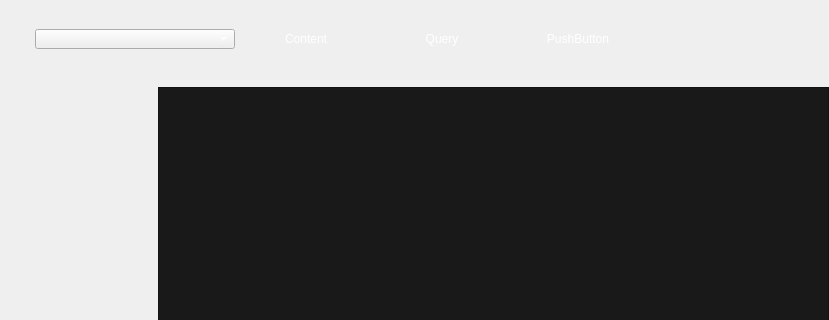
The window that app/views/MainLayout.ui (snorlax95/Goofy-SQL) describes before a commit, drawn with Qt 5; both pictures show x 0 to 829 and y 0 to 320 of the 829 by 601 pixel window.
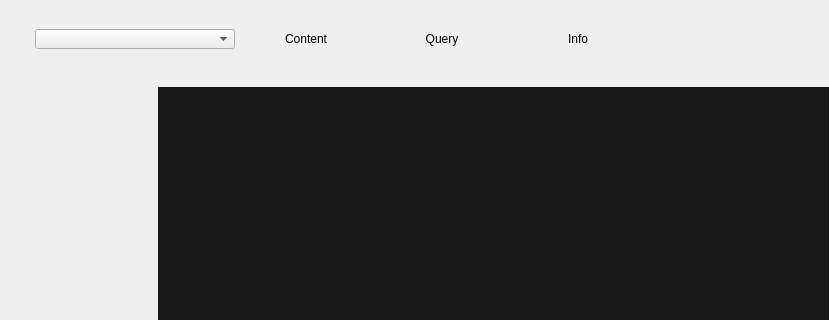
The same window after the commit. Icons and pictures are not drawn.

Diff of the .ui file:
```diff
--- a/app/views/MainLayout.ui
+++ b/app/views/MainLayout.ui
@@ -142,7 +142,7 @@
       </size>
      </property>
      <property name="styleSheet">
-      <string notr="true">color: rgb(255, 255, 255);</string>
+      <string notr="true"/>
      </property>
      <property name="frameShape">
       <enum>QFrame::NoFrame</enum>
@@ -314,7 +314,7 @@
          <string notr="true">border: none;</string>
         </property>
         <property name="text">
-         <string>PushButton</string>
+         <string>Info</string>
         </property>
         <property name="icon">
          <iconset>
```
